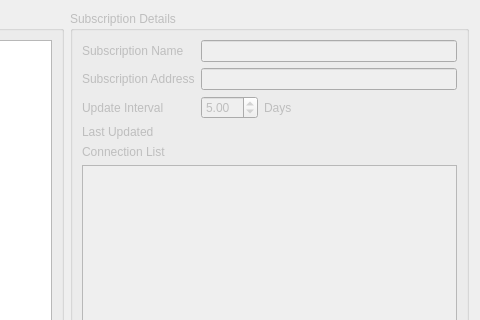
The window that src/ui/w_SubscriptionManager.ui (darsvador/qvssr) describes before a commit, drawn with Qt 5; both pictures show x 175 to 655 and y 0 to 320 of the 655 by 440 pixel window.
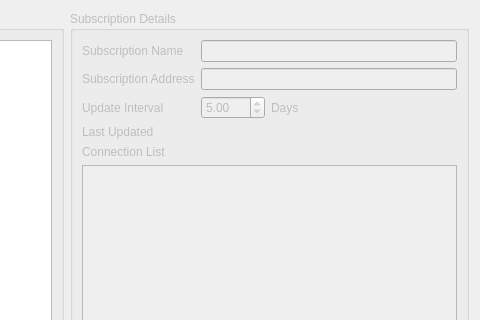
The same window after the commit.

Diff of the .ui file:
```diff
--- a/src/ui/w_SubscriptionManager.ui
+++ b/src/ui/w_SubscriptionManager.ui
@@ -163,7 +163,7 @@
              <double>0.500000000000000</double>
             </property>
             <property name="maximum">
-             <double>31.000000000000000</double>
+             <double>365.000000000000000</double>
             </property>
             <property name="singleStep">
              <double>0.500000000000000</double>
```
